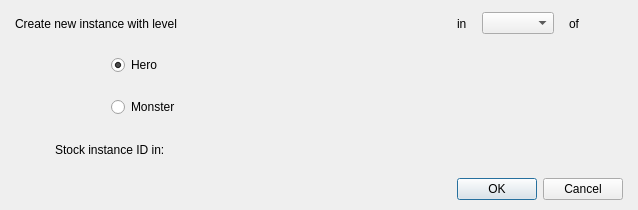
The window that Editor/Dialogs/Systems/dialogsysteminitialpartymember.ui (RPG-Paper-Maker/RPG-Paper-Maker) describes before a commit, drawn with Qt 5.
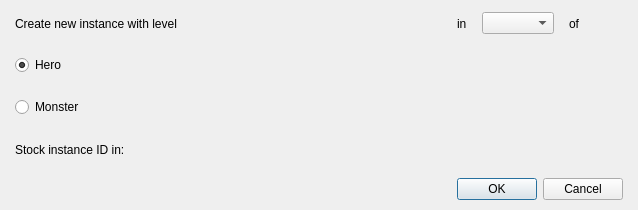
The same window after the commit. Custom widgets are drawn as their Qt base class.

What changed in the file:
```diff
--- a/Editor/Dialogs/Systems/dialogsysteminitialpartymember.ui
+++ b/Editor/Dialogs/Systems/dialogsysteminitialpartymember.ui
@@ -91,8 +91,56 @@
         </layout>
        </item>
        <item>
-        <layout class="QGridLayout" name="gridLayout" columnstretch="0,0,0,0">
+        <layout class="QGridLayout" name="gridLayout" columnstretch="0,0,0">
+         <item row="1" column="0">
+          <widget class="QRadioButton" name="radioButtonMonster">
+           <property name="enabled">
+            <bool>true</bool>
+           </property>
+           <property name="text">
+            <string>Monster</string>
+           </property>
+          </widget>
+         </item>
+         <item row="1" column="1">
+          <widget class="PanelPrimitiveValue" name="panelPrimitiveMonster" native="true">
+           <property name="enabled">
+            <bool>false</bool>
+           </property>
+           <property name="minimumSize">
+            <size>
+             <width>250</width>
+             <height>27</height>
+            </size>
+           </property>
+           <property name="maximumSize">
+            <size>
+             <width>250</width>
+             <height>27</height>
+            </size>
+           </property>
+          </widget>
+         </item>
          <item row="0" column="1">
+          <widget class="PanelPrimitiveValue" name="panelPrimitiveHero" native="true">
+           <property name="enabled">
+            <bool>true</bool>
+           </property>
+           <property name="minimumSize">
+            <size>
+             <width>250</width>
+             <height>27</height>
+            </size>
+           </property>
+           <property name="maximumSize">
+            <size>
+             <width>250</width>
+             <height>27</height>
+            </size>
+           </property>
+          </widget>
+         </item>
+         <item row="0" column="0">
           <widget class="QRadioButton" name="radioButtonHero">
            <property name="minimumSize">
             <size>
@@ -108,7 +156,7 @@
            </property>
           </widget>
          </item>
-         <item row="0" column="3" rowspan="2">
+         <item row="0" column="2" rowspan="2">
           <spacer name="horizontalSpacer_2">
            <property name="orientation">
             <enum>Qt::Horizontal</enum>
@@ -121,84 +169,10 @@
            </property>
           </spacer>
          </item>
-         <item row="1" column="1">
-          <widget class="QRadioButton" name="radioButtonMonster">
-           <property name="enabled">
-            <bool>true</bool>
-           </property>
-           <property name="text">
-            <string>Monster</string>
-           </property>
-          </widget>
-         </item>
-         <item row="0" column="2">
-          <widget class="PanelPrimitiveValue" name="panelPrimitiveHero" native="true">
-           <property name="enabled">
-            <bool>true</bool>
-           </property>
-           <property name="minimumSize">
-            <size>
-             <width>250</width>
-             <height>27</height>
-            </size>
-           </property>
-           <property name="maximumSize">
-            <size>
-             <width>250</width>
-             <height>27</height>
-            </size>
-           </property>
-          </widget>
-         </item>
-         <item row="1" column="2">
-          <widget class="PanelPrimitiveValue" name="panelPrimitiveMonster" native="true">
-           <property name="enabled">
-            <bool>false</bool>
-           </property>
-           <property name="minimumSize">
-            <size>
-             <width>250</width>
-             <height>27</height>
-            </size>
-           </property>
-           <property name="maximumSize">
-            <size>
-             <width>250</width>
-             <height>27</height>
-            </size>
-           </property>
-          </widget>
-         </item>
-         <item row="0" column="0" rowspan="2">
-          <spacer name="horizontalSpacer_4">
-           <property name="orientation">
-            <enum>Qt::Horizontal</enum>
-           </property>
-           <property name="sizeHint" stdset="0">
-            <size>
-             <width>0</width>
-             <height>20</height>
-            </size>
-           </property>
-          </spacer>
-         </item>
         </layout>
        </item>
        <item>
-        <layout class="QHBoxLayout" name="horizontalLayout_2" stretch="0,0,0,1">
-         <item>
-          <spacer name="horizontalSpacer_5">
-           <property name="orientation">
-            <enum>Qt::Horizontal</enum>
-           </property>
-           <property name="sizeHint" stdset="0">
-            <size>
-             <width>40</width>
-             <height>20</height>
-            </size>
-           </property>
-          </spacer>
-         </item>
+        <layout class="QHBoxLayout" name="horizontalLayout_2" stretch="0,0,1">
          <item>
           <widget class="QLabel" name="labelStockVariable">
            <property name="text">
```
